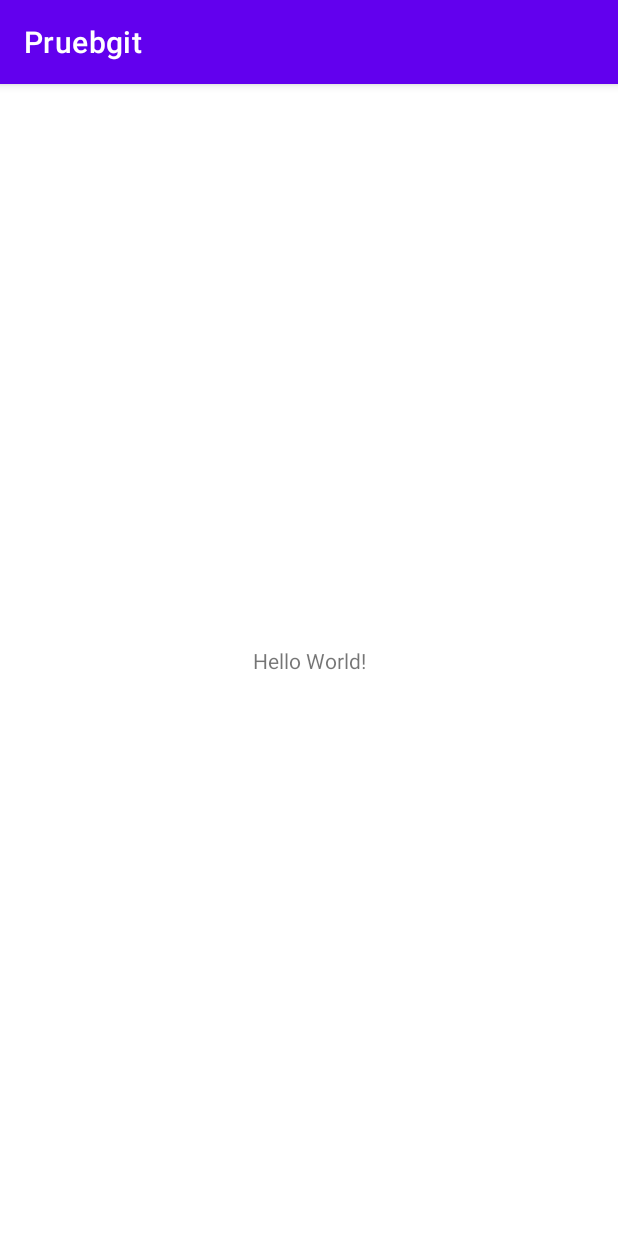
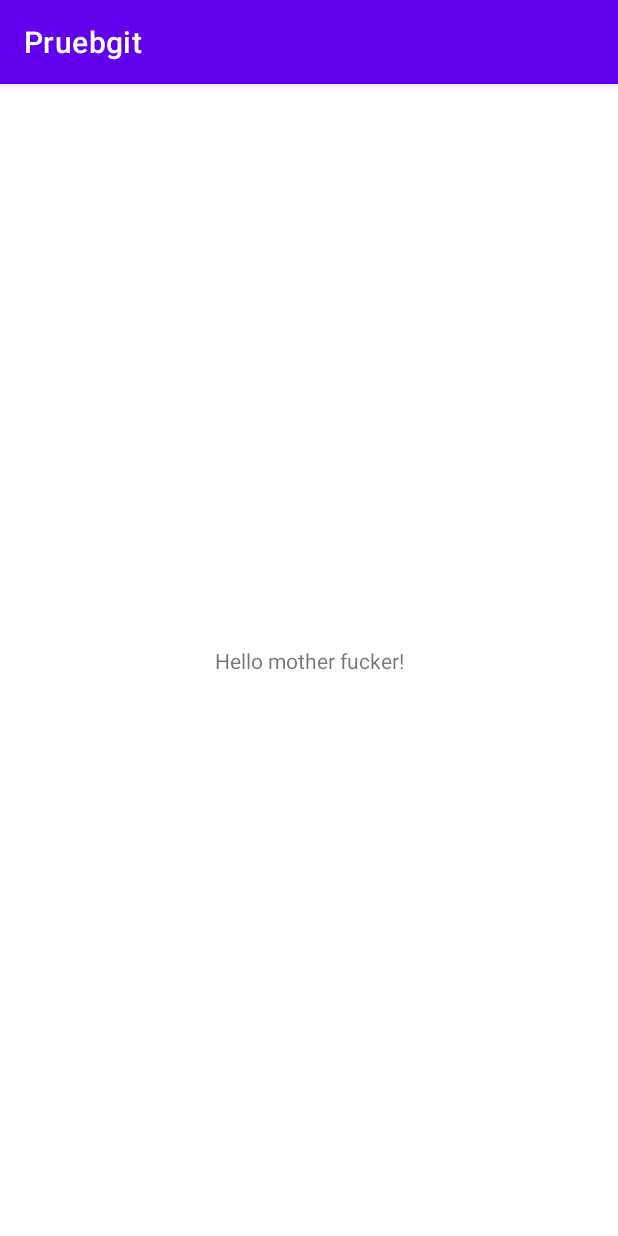
Before and after one commit to JosueAlvarado50/gitAndroidApp, an Android app: the screen it shows after launch (MainActivity), on a phone screen of 412 x 824 dp. Run offline under Robolectric (Android 15) with nearby library versions, the phone set to English and light mode, and no system bars.

```diff
--- a/AndroidStudioProjects/Pruebgit/app/src/main/res/layout/activity_main.xml
+++ b/AndroidStudioProjects/Pruebgit/app/src/main/res/layout/activity_main.xml
@@ -9,7 +9,7 @@
     <TextView
         android:layout_width="wrap_content"
         android:layout_height="wrap_content"
-        android:text="Hello World!"
+        android:text="Hello mother fucker!"
         app:layout_constraintBottom_toBottomOf="parent"
         app:layout_constraintLeft_toLeftOf="parent"
         app:layout_constraintRight_toRightOf="parent"
```
